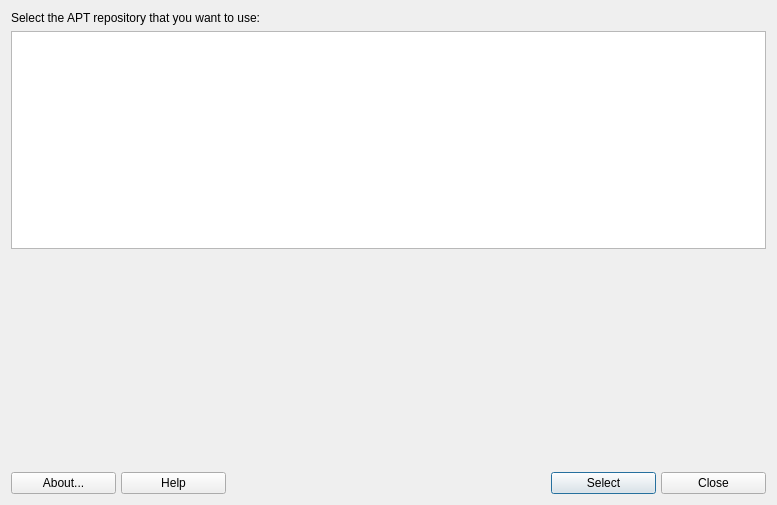
Qt form mxrepomanager.ui (AdrianTM/mx-repo-manager) before a commit.
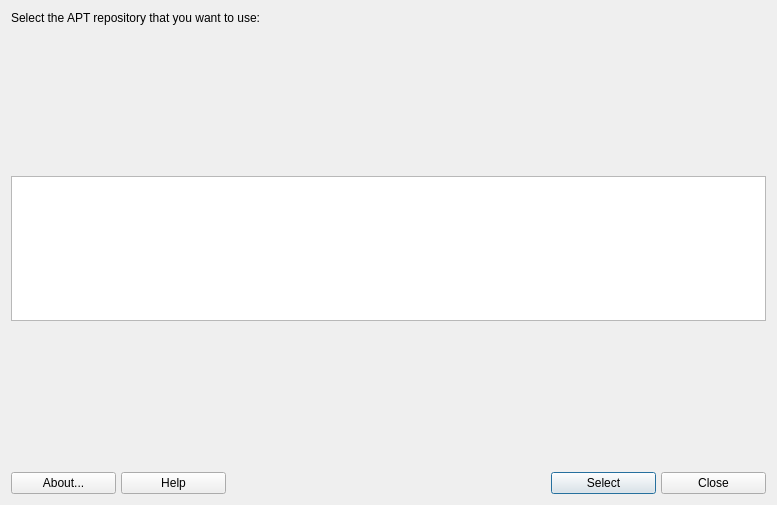
The same form after that commit. Icons and pictures are not drawn.

```diff
--- a/mxrepomanager.ui
+++ b/mxrepomanager.ui
@@ -33,6 +33,19 @@
      </property>
     </widget>
    </item>
+   <item>
+    <spacer name="verticalSpacer_2">
+     <property name="orientation">
+      <enum>Qt::Vertical</enum>
+     </property>
+     <property name="sizeHint" stdset="0">
+      <size>
+       <width>20</width>
+       <height>10</height>
+      </size>
+     </property>
+    </spacer>
+   </item>
    <item>
     <widget class="QListWidget" name="listWidget">
      <property name="sizePolicy">
```
